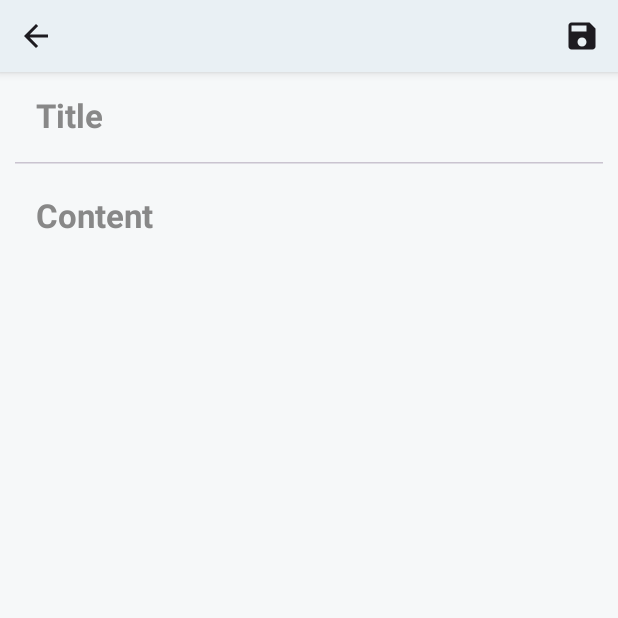
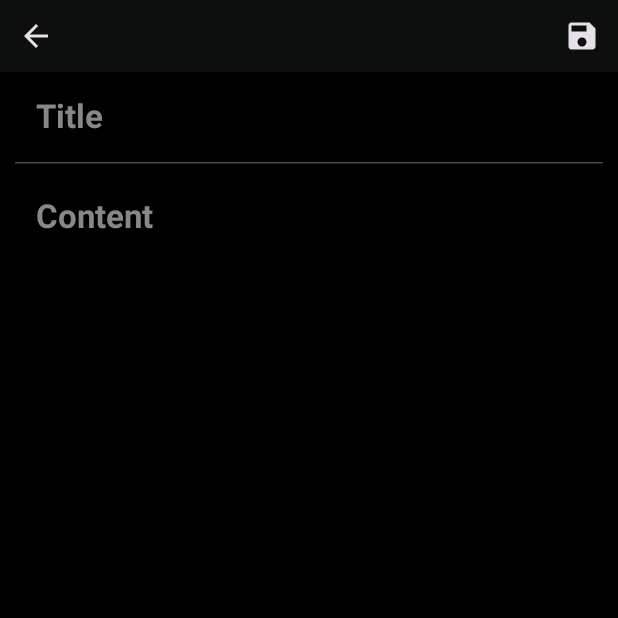
Before and after one commit to PatelShakil/Notes-App-Priyanshu, an Android app built with Jetpack Compose: the screen it shows after launch (MainActivity), after a tap on "Add Note", on a phone screen of 412 x 824 dp, the top half of it. Run offline under Robolectric (Android 15) with nearby library versions, the phone set to English and light mode, and no system bars.

Commit message:
Final v3

```diff
--- a/app/src/main/java/com/techsavvy/notesapp/ui/home/HomeScreen.kt
+++ b/app/src/main/java/com/techsavvy/notesapp/ui/home/HomeScreen.kt
@@ -106,7 +106,7 @@ fun HomeScreen(navController: NavController) {
     dList = when (search) {
         "" -> notes.toMutableList()
         else -> notes.filter {
-            it.title.contains(search) || it.content.contains(search)
+            it.title.contains(search,true) || it.content.contains(search,true)
         }.toMutableList()
     }
 
@@ -120,7 +120,7 @@ fun HomeScreen(navController: NavController) {
                     verticalAlignment = Alignment.CenterVertically,
                     horizontalArrangement = Arrangement.SpaceBetween
                 ) {
-                    AnimatedVisibility(!isSearchOpen) {
+                    if(!isSearchOpen) {
                         Text(
                             text = "Notes",
                             modifier = Modifier.clickable {
@@ -135,7 +135,7 @@ fun HomeScreen(navController: NavController) {
                             fontSize = 28.sp
                         )
                     }
-                    AnimatedVisibility(isSearchOpen) {
+                    if(isSearchOpen) {
                         Card(
                             modifier = Modifier
                                 .fillMaxWidth()
@@ -179,14 +179,14 @@ fun HomeScreen(navController: NavController) {
                             )
                         }
                     }
-                    AnimatedVisibility(!isSearchOpen) {
+                    if(!isSearchOpen) {
                         IconButton(
                             onClick = {
                                 isSearchOpen = !isSearchOpen
                                 dList = when (search) {
                                     "" -> notes.toMutableList()
                                     else -> notes.filter {
-                                        it.title.contains(search) || it.content.contains(search)
+                                        it.title.contains(search,true) || it.content.contains(search,true)
                                     }.toMutableList()
                                 }
                                 scope.launch {
@@ -203,7 +203,6 @@ fun HomeScreen(navController: NavController) {
                             )
                         }
                     }
-
                 }
             }
         )
@@ -435,23 +434,7 @@ fun NoteItemGrid(note: Note, onClick: () -> Unit, onLongClick: () -> Unit) {
                 Spacer(modifier = Modifier.height(5.dp))
                 Text(text = note.content.take(100), style = MaterialTheme.typography.bodyMedium)
                 Spacer(modifier = Modifier.height(5.dp))
-
             }
-
         }
-
     }
 }
-
-
-@Composable
-fun NoteItem(note: Note, onClick: () -> Unit) {
-    Column(
-        modifier = Modifier
-            .fillMaxWidth()
-            .padding(16.dp)
-            .clickable(onClick = onClick)
-    ) {
-
-    }
-}
--- a/app/src/main/java/com/techsavvy/notesapp/ui/theme/Theme.kt
+++ b/app/src/main/java/com/techsavvy/notesapp/ui/theme/Theme.kt
@@ -23,13 +23,6 @@ private val DarkColorPalette = darkColorScheme(
     background = ThemeColors.Night.bacground
 )
 
-private val LightColorPalette = lightColorScheme(
-    primary = ThemeColors.Day.primary,
-    onPrimary = ThemeColors.Day.text,
-    surface = ThemeColors.Day.surafce,
-    background = ThemeColors.Day.bacground
-)
-
 @Composable
 fun NotesAppTheme(
     darkTheme: Boolean = isSystemInDarkTheme(),
@@ -40,25 +33,14 @@ fun NotesAppTheme(
 
     val context = LocalContext.current
 
-    val sharedPreferences = NotesPreferences(context)
 
-    val colorScheme = when {
-//        dynamicColor && Build.VERSION.SDK_INT >= Build.VERSION_CODES.S -> {
-//            val context = LocalContext.current
-//            if (darkTheme) dynamicDarkColorScheme(context) else dynamicLightColorScheme(context)
-//        }
-
-
-
-        sharedPreferences.getIsDarkMode() -> DarkColorPalette
-        else -> LightColorPalette
-    }
+    val colorScheme = DarkColorPalette
     val view = LocalView.current
     if (!view.isInEditMode) {
         SideEffect {
             val window = (view.context as Activity).window
             window.statusBarColor = colorScheme.surface.toArgb()
-            WindowCompat.getInsetsController(window, view).isAppearanceLightStatusBars = !sharedPreferences.getIsDarkMode()
+            WindowCompat.getInsetsController(window, view).isAppearanceLightStatusBars = false
         }
     }
 
--- a/app/src/main/res/values/themes.xml
+++ b/app/src/main/res/values/themes.xml
@@ -1,5 +1,8 @@
 <?xml version="1.0" encoding="utf-8"?>
 <resources>
 
-    <style name="Theme.NotesApp" parent="android:Theme.Material.Light.NoActionBar" />
+    <style name="Theme.NotesApp" parent="android:Theme.Material.Light.NoActionBar" >
+        <item name="android:windowDisablePreview">true</item>
+    </style>
+
 </resources>
```
Also changed, not shown: app/src/main/java/com/techsavvy/notesapp/ui/home/SettingsScreen.kt (+18 -18 lines), 2 other files.
